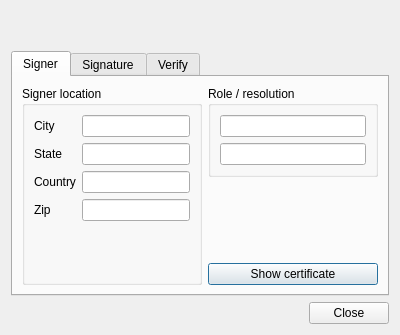
First picture: the form in qdigidoc/trunk/client/ui/SignatureDialog.ui, repository tixsys/esteid, before the edit.
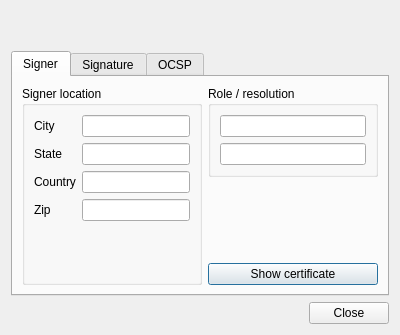
Second picture: the form after the edit.

Commit message: qdigidoc: client fix strings

```diff
--- a/qdigidoc/trunk/client/ui/SignatureDialog.ui
+++ b/qdigidoc/trunk/client/ui/SignatureDialog.ui
@@ -196,7 +196,7 @@
      </widget>
      <widget class="QWidget" name="ocsp">
       <attribute name="title">
-       <string>Verify</string>
+       <string>OCSP</string>
       </attribute>
       <layout class="QGridLayout" name="verifyLayout">
        <item row="0" column="0" colspan="2">
```
The commit also changes 2 other files.
